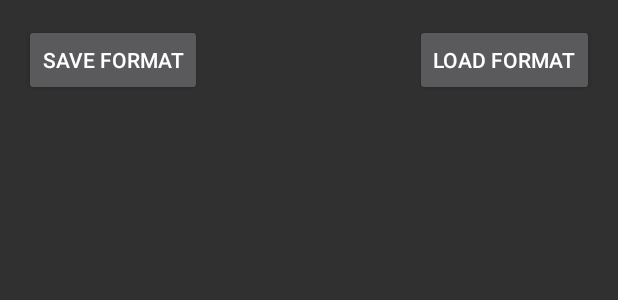
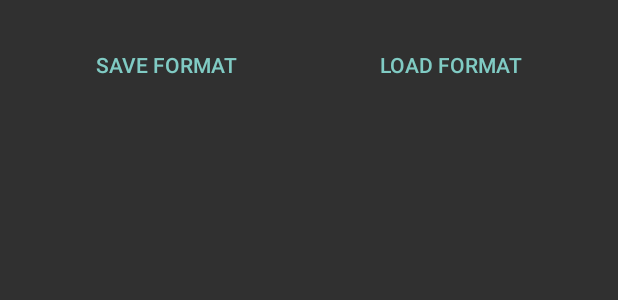
Before and after one commit to Mindavi/PackageDelivery, an Android app: the layout activity_routeformat_creation.xml on its own in the app's theme, with its tools: preview values and no code run, on a phone screen of 412 x 824 dp. Shown: the top 300 px of the screen. Run offline under Robolectric (Android 15) with nearby library versions, the phone set to English and light mode, and no system bars.

Commit message:
Renamed activity, buttons now spread nicely over screen

```diff
--- a/app/src/main/java/com/myapplication/rick/packagedelivery/activities/RouteFormatCreation.kt
+++ b/app/src/main/java/com/myapplication/rick/packagedelivery/activities/RouteFormatCreation.kt
@@ -4,7 +4,7 @@ import android.support.v7.app.AppCompatActivity
 import android.os.Bundle
 import android.widget.TextView
 import com.myapplication.rick.packagedelivery.*
-import kotlinx.android.synthetic.main.activity_main.*
+import kotlinx.android.synthetic.main.activity_routeformat_creation.*
 import java.io.File
 
 import java.io.IOException
@@ -13,7 +13,7 @@ import java.util.ArrayList
 class RouteFormatCreation : AppCompatActivity() {
     override fun onCreate(savedInstanceState: Bundle?) {
         super.onCreate(savedInstanceState)
-        setContentView(R.layout.activity_main)
+        setContentView(R.layout.activity_routeformat_creation)
 
         btn_save_format.setOnClickListener({ _ ->
             val streets = ArrayList<Street>()
--- a/app/src/main/res/layout/activity_main.xml
+++ b/app/src/main/res/layout/activity_routeformat_creation.xml
@@ -9,18 +9,34 @@
     android:paddingTop="@dimen/activity_vertical_margin"
     tools:context="com.myapplication.rick.packagedelivery.activities.RouteFormatCreation">
 
-    <Button
-        android:id="@+id/btn_save_format"
-        android:layout_width="wrap_content"
+    <LinearLayout
+        android:id="@+id/button_layout"
+        android:layout_width="fill_parent"
         android:layout_height="wrap_content"
-        android:text="@string/save_format" />
+        style="?android:attr/buttonBarStyle">
+        <Button
+            style="?android:attr/buttonBarButtonStyle"
+            android:id="@+id/btn_save_format"
+            android:layout_width="fill_parent"
+            android:layout_height="wrap_content"
+            android:layout_weight="1"
+            android:text="@string/save_format" />
+        <Button
+            style="?android:attr/buttonBarButtonStyle"
+            android:id="@+id/btn_load_format"
+            android:layout_width="fill_parent"
+            android:layout_height="wrap_content"
+            android:layout_weight="1"
+            android:text="@string/load_format" />
+    </LinearLayout>
+
 
     <ScrollView
         android:id="@+id/scroll_view"
         android:layout_width="match_parent"
         android:layout_height="match_parent"
         android:layout_alignParentStart="true"
-        android:layout_below="@+id/btn_save_format"
+        android:layout_below="@+id/button_layout"
         android:fillViewport="false">
 
         <LinearLayout
@@ -32,12 +48,4 @@
         </LinearLayout>
 
     </ScrollView>
-
-    <Button
-        android:id="@+id/btn_load_format"
-        android:layout_width="wrap_content"
-        android:layout_height="wrap_content"
-        android:layout_alignParentEnd="true"
-        android:layout_alignParentTop="true"
-        android:text="@string/load_format" />
 </RelativeLayout>
```
